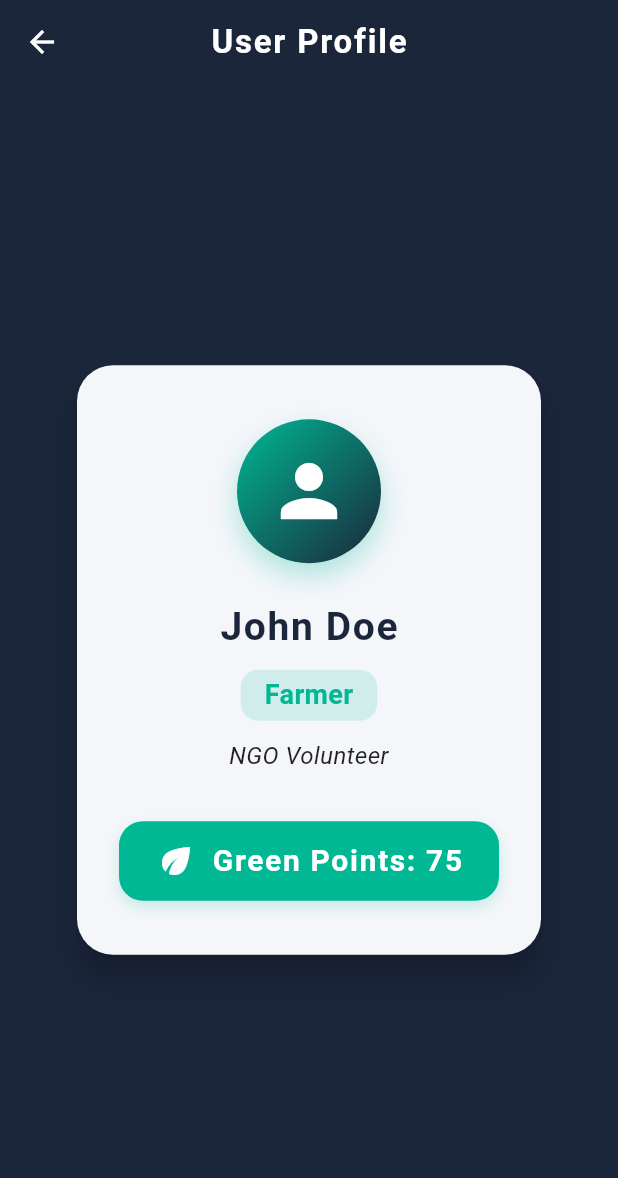
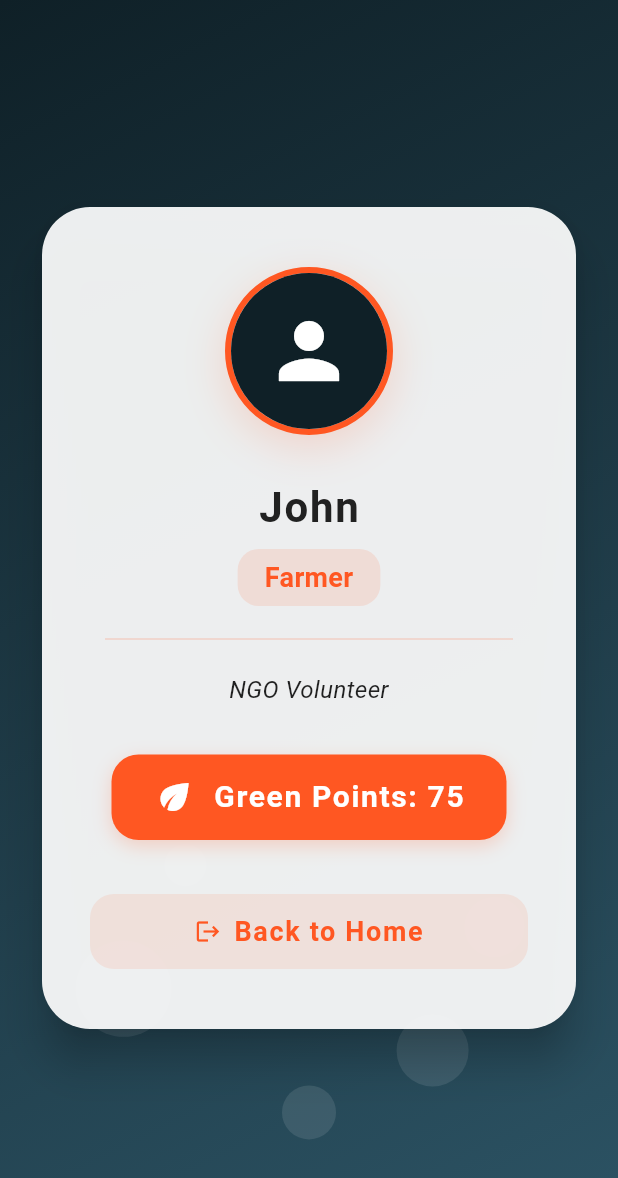
Before and after one commit to korrapati-satish/boiling-point, a Flutter app: the HomeScreen screen opened by its route, after a tap on "Get My Actions", after a tap on the "account circle" icon, on a phone screen of 412 x 824 dp. Shown: the top 1178 px of the screen. Run offline on Flutter 3.47's test engine with Material 3 defaults, Android fonts, the phone set to English and light mode, and no system bars; our stand-ins replace file_picker, geocoding, geolocator, image_picker.

```diff
--- a/boiling_point_app/lib/screens/action_submission_screen.dart
+++ b/boiling_point_app/lib/screens/action_submission_screen.dart
@@ -42,7 +42,7 @@ class _ActionSubmissionScreenState extends State<ActionSubmissionScreen> {
     final picker = ImagePicker();
     final pickedFiles = await picker.pickMultiImage();
 
-    if (pickedFiles != null && pickedFiles.isNotEmpty) {
+    if (pickedFiles.isNotEmpty) {
       setState(() {
         // Add all selected images to the list
         _selectedFiles = pickedFiles.map((xfile) => File(xfile.path)).toList();
@@ -64,6 +64,8 @@ class _ActionSubmissionScreenState extends State<ActionSubmissionScreen> {
 
     try {
       var uri = Uri.parse('http://10.0.2.2:8000/submit-steps');
+      //var uri = Uri.parse('https://boiling-point-server-566823910614.us-south1.run.app/submit-steps');
+
       var request = http.MultipartRequest('POST', uri);
 
       // Add the completion field (as in your curl)
--- a/boiling_point_app/lib/screens/home_screen.dart
+++ b/boiling_point_app/lib/screens/home_screen.dart
@@ -27,7 +27,7 @@ class _HomeScreenState extends State<HomeScreen> {
   String? selectedLivelihood;
   String? selectedLanguage;
 
-  late Future<BoilingPoint> boilingPoint;
+  late Future<BoilingPoint> boilingPoint = Future.value(BoilingPoint(role:'', location:'', actions: []));
   late Future<BoilingPointStepsResponse> boilingPointStepsResponse;
 
   List<BoilingPointActionStep> _currentSteps = [];
@@ -44,7 +44,7 @@ class _HomeScreenState extends State<HomeScreen> {
   void initState() {
     super.initState();
 
-    boilingPoint = getBoilingPointActions('Farmer', 'Bengaluru', 'English');
+    //boilingPoint = getBoilingPointActions('Farmer', 'Bengaluru', 'English');
 
     // boilingPointStepsResponse = fetchBoilingPointActionSteps(
     //   email,
@@ -72,7 +72,7 @@ class _HomeScreenState extends State<HomeScreen> {
                 context,
                 MaterialPageRoute(
                   builder: (context) => UserProfileScreen(
-                    userName: 'John Doe',
+                    userName: 'John',
                     role: 'Farmer',
                     detail: 'NGO Volunteer',
                     greenPoints: 75,
@@ -213,7 +213,7 @@ class _HomeScreenState extends State<HomeScreen> {
                       crossAxisAlignment: CrossAxisAlignment.start,
                       children: [
                         const Text(
-                          'My Actions',
+                          'My New Actions',
                           style: TextStyle(fontSize: 20, fontWeight: FontWeight.bold, color: Colors.white),
                         ),
                         const SizedBox(height: 10),
@@ -268,7 +268,13 @@ class _HomeScreenState extends State<HomeScreen> {
                                       elevation: 4,
                                       child: ExpansionTile(
                                         title: Text(action.title, style: const TextStyle(fontWeight: FontWeight.bold)),
-                                        subtitle: Text(action.description),
+                                        subtitle: Text(
+                                          action.description,
+                                          style: const TextStyle(
+                                          fontFamily: 'NotoSansDevanagari', // Use system default, supports most scripts
+                                          fontSize: 15,
+                                          ),
+                                        ),
                                         children: [
                                           Padding(
                                             padding: const EdgeInsets.symmetric(horizontal: 16.0, vertical: 8.0),
@@ -284,17 +290,26 @@ class _HomeScreenState extends State<HomeScreen> {
                                                   icon: const Icon(Icons.list_alt),
                                                   label: const Text('Steps'),
                                                   onPressed: () async {
+                                                  showDialog(
+                                                    context: context,
+                                                    barrierDismissible: false,
+                                                    builder: (context) => const Center(
+                                                    child: CircularProgressIndicator(),
+                                                    ),
+                                                  );
+                                                  try {
                                                     final stepsResponse = await fetchBoilingPointActionSteps(
                                                     email,
                                                     action.description,
                                                     selectedLivelihood ?? 'Farming',
                                                     selectedRegion ?? 'Andhra Pradesh',
-                                                      selectedLanguage  ?? 'English',
+                                                    selectedLanguage ?? 'English',
                                                     );
+                                                    if (!mounted) return;
                                                     setState(() {
                                                     _currentSteps = stepsResponse.steps;
                                                     });
-                                                    if (!mounted) return;
+                                                    Navigator.of(context).pop(); // Remove loader
                                                     showDialog(
                                                     context: context,
                                                     builder: (context) => AlertDialog(
@@ -328,6 +343,13 @@ class _HomeScreenState extends State<HomeScreen> {
                                                       ],
                                                     ),
                                                     );
+                                                  } catch (e) {
+                                                    if (!mounted) return;
+                                                    Navigator.of(context).pop(); // Remove loader
+                                                    ScaffoldMessenger.of(context).showSnackBar(
+                                                    SnackBar(content: Text('Failed to fetch steps: $e')),
+                                                    );
+                                                  }
                                                   },
                                                 ),
                                                 const SizedBox(height: 8),
--- a/boiling_point_app/lib/screens/user_profle_screen.dart
+++ b/boiling_point_app/lib/screens/user_profle_screen.dart
@@ -16,91 +16,100 @@ class UserProfileScreen extends StatelessWidget {
 
   @override
   Widget build(BuildContext context) {
-    // Boiling Point theme colors
-    const Color primaryColor = Color(0xFF1B263B);
-    const Color accentColor = Color(0xFF00B894);
-    const Color cardColor = Color(0xFFF5F6FA);
+    const Color primaryColor = Color(0xFF0f2027);
+    const Color secondaryColor = Color(0xFF2c5364);
+    const Color accentColor = Colors.deepOrange;
+    const Color cardColor = Colors.white;
 
     return Scaffold(
-      backgroundColor: primaryColor,
-      appBar: AppBar(
-        backgroundColor: primaryColor,
-        elevation: 0,
-        title: const Text(
-          'User Profile',
-          style: TextStyle(
-            color: Colors.white,
-            fontWeight: FontWeight.bold,
-            letterSpacing: 1.2,
+      body: Stack(
+        fit: StackFit.expand,
+        children: [
+          // Gradient background
+          Container(
+            decoration: const BoxDecoration(
+              gradient: LinearGradient(
+                colors: [primaryColor, secondaryColor],
+                begin: Alignment.topLeft,
+                end: Alignment.bottomRight,
               ),
             ),
-        centerTitle: true,
-        iconTheme: const IconThemeData(color: Colors.white),
           ),
-      body: Center(
+          // Bubbles
+          Positioned.fill(
+            child: CustomPaint(
+              painter: _BoilingBubblesPainter(),
+            ),
+          ),
+          // Main content
+          SafeArea(
+            child: Center(
               child: SingleChildScrollView(
                 child: Padding(
                   padding: const EdgeInsets.all(24.0),
                   child: Card(
-              color: cardColor,
-              elevation: 8,
+                    color: cardColor.withOpacity(0.92),
+                    elevation: 12,
                     shape: RoundedRectangleBorder(
-                borderRadius: BorderRadius.circular(24),
+                      borderRadius: BorderRadius.circular(32),
                     ),
                     child: Padding(
-                padding: const EdgeInsets.symmetric(vertical: 36.0, horizontal: 28.0),
+                      padding: const EdgeInsets.symmetric(vertical: 40.0, horizontal: 32.0),
                       child: Column(
                         mainAxisSize: MainAxisSize.min,
                         children: [
                           Container(
                             decoration: BoxDecoration(
                               shape: BoxShape.circle,
-                        gradient: LinearGradient(
-                          colors: [accentColor, primaryColor],
-                          begin: Alignment.topLeft,
-                          end: Alignment.bottomRight,
-                        ),
+                              border: Border.all(color: accentColor, width: 4),
                               boxShadow: [
                                 BoxShadow(
-                            color: accentColor.withOpacity(0.3),
-                            blurRadius: 16,
+                                  color: accentColor.withOpacity(0.18),
+                                  blurRadius: 24,
                                   offset: const Offset(0, 8),
                                 ),
                               ],
                             ),
                             child: CircleAvatar(
-                        radius: 48,
-                        backgroundColor: Colors.transparent,
-                        child: Icon(Icons.person, size: 56, color: Colors.white),
+                              radius: 52,
+                              backgroundColor: primaryColor,
+                              child: const Icon(Icons.person, size: 60, color: Colors.white),
                             ),
                           ),
-                    const SizedBox(height: 24),
+                          const SizedBox(height: 28),
                           Text(
                             userName,
-                      style: const TextStyle(
-                        fontSize: 26,
+                            style: TextStyle(
+                              fontSize: 28,
                               fontWeight: FontWeight.bold,
-                        color: primaryColor,
-                        letterSpacing: 1.1,
+                              color: Colors.grey[900],
+                              letterSpacing: 1.2,
                             ),
                           ),
-                    const SizedBox(height: 10),
+                          const SizedBox(height: 8),
                           Container(
-                      padding: const EdgeInsets.symmetric(vertical: 4, horizontal: 16),
+                            padding: const EdgeInsets.symmetric(vertical: 6, horizontal: 18),
                             decoration: BoxDecoration(
-                        color: accentColor.withOpacity(0.15),
-                        borderRadius: BorderRadius.circular(12),
+                              color: accentColor.withOpacity(0.12),
+                              borderRadius: BorderRadius.circular(14),
                             ),
                             child: Text(
                               role,
                               style: const TextStyle(
                                 fontSize: 18,
-                          color: accentColor,
+                                color: Colors.deepOrange,
                                 fontWeight: FontWeight.w600,
                               ),
                             ),
                           ),
-                    const SizedBox(height: 12),
+                          const SizedBox(height: 14),
+                          Divider(
+                            color: accentColor.withOpacity(0.2),
+                            thickness: 1,
+                            indent: 10,
+                            endIndent: 10,
+                          ),
+                          const SizedBox(height: 14),
                           Text(
                             detail,
                             style: const TextStyle(
@@ -112,14 +121,14 @@ class UserProfileScreen extends StatelessWidget {
                           ),
                           const SizedBox(height: 32),
                           Container(
-                      padding: const EdgeInsets.symmetric(vertical: 12, horizontal: 24),
+                            padding: const EdgeInsets.symmetric(vertical: 14, horizontal: 28),
                             decoration: BoxDecoration(
                               color: accentColor,
-                        borderRadius: BorderRadius.circular(16),
+                              borderRadius: BorderRadius.circular(18),
                               boxShadow: [
                                 BoxShadow(
-                            color: accentColor.withOpacity(0.2),
-                            blurRadius: 8,
+                                  color: accentColor.withOpacity(0.22),
+                                  blurRadius: 10,
                                   offset: const Offset(0, 4),
                                 ),
                               ],
@@ -128,7 +137,7 @@ class UserProfileScreen extends StatelessWidget {
                               mainAxisSize: MainAxisSize.min,
                               children: [
                                 const Icon(Icons.eco, color: Colors.white, size: 28),
-                          const SizedBox(width: 10),
+                                const SizedBox(width: 12),
                                 Text(
                                   'Green Points: $greenPoints',
                                   style: const TextStyle(
@@ -141,6 +150,33 @@ class UserProfileScreen extends StatelessWidget {
                               ],
                             ),
                           ),
+                          const SizedBox(height: 36),
+                          SizedBox(
+                            width: double.infinity,
+                            child: TextButton.icon(
+                              onPressed: () {
+                                // TODO: Implement logout logic
+                                Navigator.of(context).pop();
+                              },
+                              icon: const Icon(Icons.logout, color: Colors.deepOrange),
+                              label: const Text(
+                                'Back to Home',
+                                style: TextStyle(
+                                  color: Colors.deepOrange,
+                                  fontWeight: FontWeight.bold,
+                                  letterSpacing: 1.1,
+                                  fontSize: 18,
+                                ),
+                              ),
+                              style: TextButton.styleFrom(
+                                backgroundColor: Colors.deepOrange.withOpacity(0.10),
+                                padding: const EdgeInsets.symmetric(vertical: 12, horizontal: 32),
+                                shape: RoundedRectangleBorder(
+                                  borderRadius: BorderRadius.circular(16),
+                                ),
+                              ),
+                            ),
+                          ),
                         ],
                       ),
                     ),
@@ -148,6 +184,32 @@ class UserProfileScreen extends StatelessWidget {
                 ),
               ),
             ),
+          ),
+        ],
+      ),
     );
   }
 }
+
+// Reuse the bubbles painter from your login screen
+class _BoilingBubblesPainter extends CustomPainter {
+  @override
+  void paint(Canvas canvas, Size size) {
+    final paint = Paint()..color = Colors.white.withOpacity(0.10);
+    final bubbles = [
+      Offset(size.width * 0.2, size.height * 0.8),
+      Offset(size.width * 0.7, size.height * 0.85),
+      Offset(size.width * 0.5, size.height * 0.9),
+      Offset(size.width * 0.3, size.height * 0.7),
+      Offset(size.width * 0.8, size.height * 0.75),
+    ];
+    final radii = [32.0, 24.0, 18.0, 14.0, 20.0];
+
+    for (int i = 0; i < bubbles.length; i++) {
+      canvas.drawCircle(bubbles[i], radii[i], paint);
+    }
+  }
+
+  @override
+  bool shouldRepaint(covariant CustomPainter oldDelegate) => false;
+}
--- a/boiling_point_app/lib/services/boilling_point_service.dart
+++ b/boiling_point_app/lib/services/boilling_point_service.dart
@@ -46,6 +46,7 @@ Future<List<BoingPointAction>> fetchActions() async {
 Future<BoilingPoint> getBoilingPointActions(String role, String location, String language) async {
   //const url = 'http://127.0.0.1:8000/get-actions';
   final url = 'http://10.0.2.2:8000/get-actions';
+  //final url = 'https://boiling-point-server-566823910614.us-south1.run.app/get-actions';
 
   final headers = {"Content-Type": "application/json"};
   final body = jsonEncode({
@@ -61,9 +62,11 @@ Future<BoilingPoint> getBoilingPointActions(String role, String location, String
   try {
     final response = await http.post(Uri.parse(url), headers: headers, body: body);
     print('[getBoilingPointActions] Response status: ${response.statusCode}');
-    print('[getBoilingPointActions] Response body: ${response.body}');
+    // Decode response body as UTF-8 for proper Hindi font display
+    final decodedBody = utf8.decode(response.bodyBytes);
+    print('[getBoilingPointActions] Response body (UTF-8): $decodedBody');
     if (response.statusCode == 200) {
-      final Map<String, dynamic> jsonResponse = jsonDecode(response.body);
+      final Map<String, dynamic> jsonResponse = jsonDecode(decodedBody);
       print('[getBoilingPointActions] Decoded JSON: $jsonResponse');
       return BoilingPoint.fromJson(jsonResponse);
     } else {
@@ -82,11 +85,13 @@ Future<BoilingPoint> getBoilingPointActions(String role, String location, String
 Future<BoilingPointStepsResponse> fetchBoilingPointActionSteps(String emailId, String action, String role, String location, String selectedLanguage) async {
   // const url = 'http://127.0.0.1:8000/select-action';
   final url = 'http://10.0.2.2:8000/select-action';
+  //final url = 'https://boiling-point-server-566823910614.us-south1.run.app/select-action';
   final headers = {"Content-Type": "application/json"};
   final body = jsonEncode({
     "email_id": emailId,
     "action": action,
     "role": role,
+    "status": "Pending", // Assuming status is always "Pending" for this request
     "location": location,
     "language": selectedLanguage // Add the required language field
   });
@@ -98,9 +103,11 @@ Future<BoilingPointStepsResponse> fetchBoilingPointActionSteps(String emailId, S
   try {
     final response = await http.post(Uri.parse(url), headers: headers, body: body);
     print('[fetchBoilingPointActionSteps] Response status: ${response.statusCode}');
-    print('[fetchBoilingPointActionSteps] Response body: ${response.body}');
+    // Decode response body as UTF-8 for proper Hindi font display
+    final decodedBody = utf8.decode(response.bodyBytes);
+    print('[fetchBoilingPointActionSteps] Response body (UTF-8): $decodedBody');
     if (response.statusCode == 200) {
-      final Map<String, dynamic> jsonResponse = jsonDecode(response.body);
+      final Map<String, dynamic> jsonResponse = jsonDecode(decodedBody);
       final stepsMap = jsonResponse['steps'] as Map<String, dynamic>;
       final message = jsonResponse['message']?.toString() ?? '';
       // Sort steps by key (e.g., "Step 1", "Step 2", ...)
--- a/boiling_point_app/lib/services/post_request_service.dart
+++ b/boiling_point_app/lib/services/post_request_service.dart
@@ -14,7 +14,7 @@ class _PostRequestWithButtonState extends State<PostRequestWithButton> {
 
   Future<void> sendPostRequest() async {
     // const url = 'http://127.0.0.1:8000/get-options';
-    final url = 'http://10.0.2.2:8000/get-actions';
+    final url = 'https://boiling-point-server-566823910614.us-south1.run.app/get-actions';
 
     final headers = {"Content-Type": "application/json"};
     final body = jsonEncode({
```
Also changed, not shown: boiling_point_app/pubspec.yaml (+6 -2 lines), boiling_point_app/assets/fonts/README.txt (added), 3 other files. Lines whose indentation alone changed are shown as unchanged.
